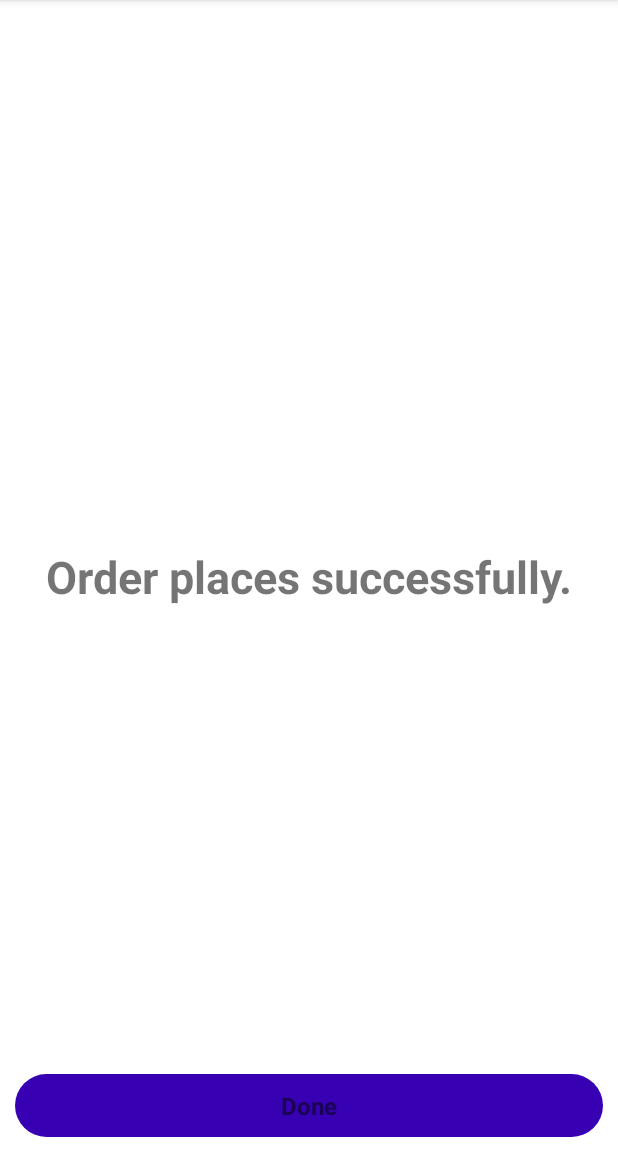
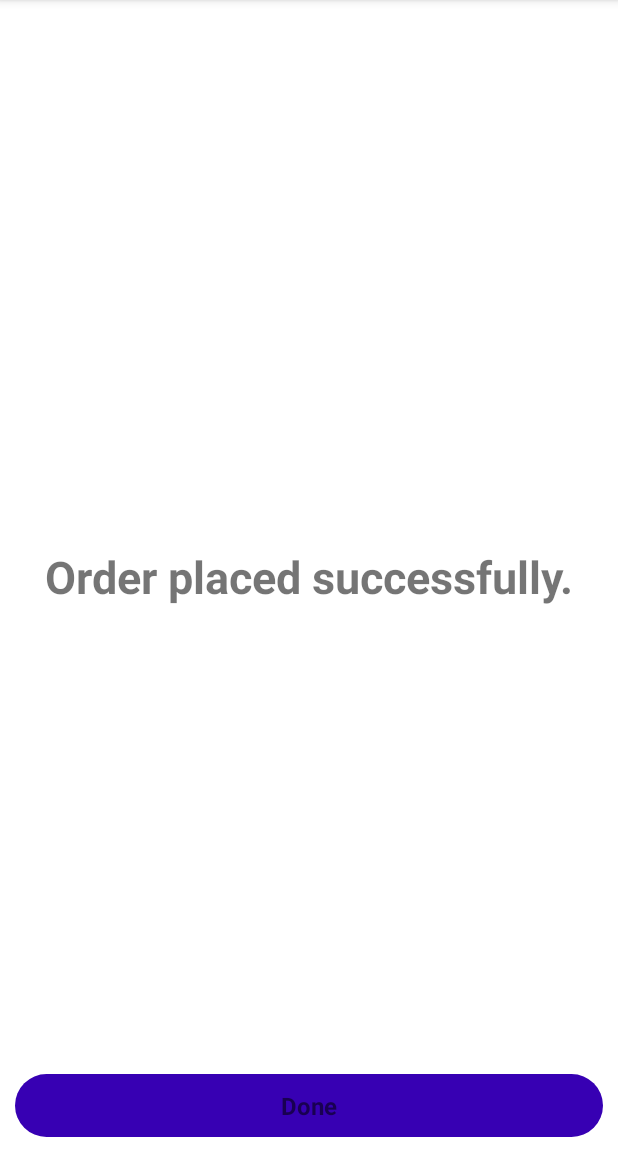
Before and after one commit to AnantGwari/Food-Order-App, an Android app: the OrderSucceessActivity screen opened directly, with no data from a screen before it, on a phone screen of 412 x 824 dp, the part 84-1236 px from its top. Run offline under Robolectric (Android 15) with nearby library versions, the phone set to English and light mode, and no system bars; 2 statements that could not run were skipped.

Commit message:
activity_order_successful changes
Corrected Typo

```diff
--- a/FoodOrderApp/app/src/main/res/layout/activity_order_succeess.xml
+++ b/FoodOrderApp/app/src/main/res/layout/activity_order_succeess.xml
@@ -16,7 +16,7 @@
         app:layout_constraintBottom_toBottomOf="parent"
         android:textSize="30sp"
         android:textStyle="bold"
-        android:text="Order places successfully."
+        android:text="Order placed successfully."
         android:layout_margin="30dp"
         />
 
```
